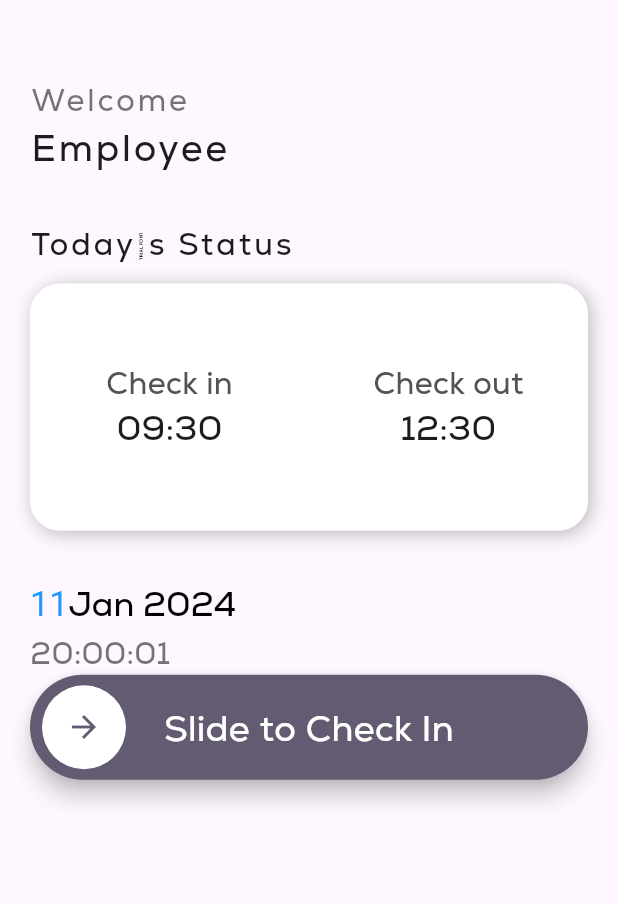
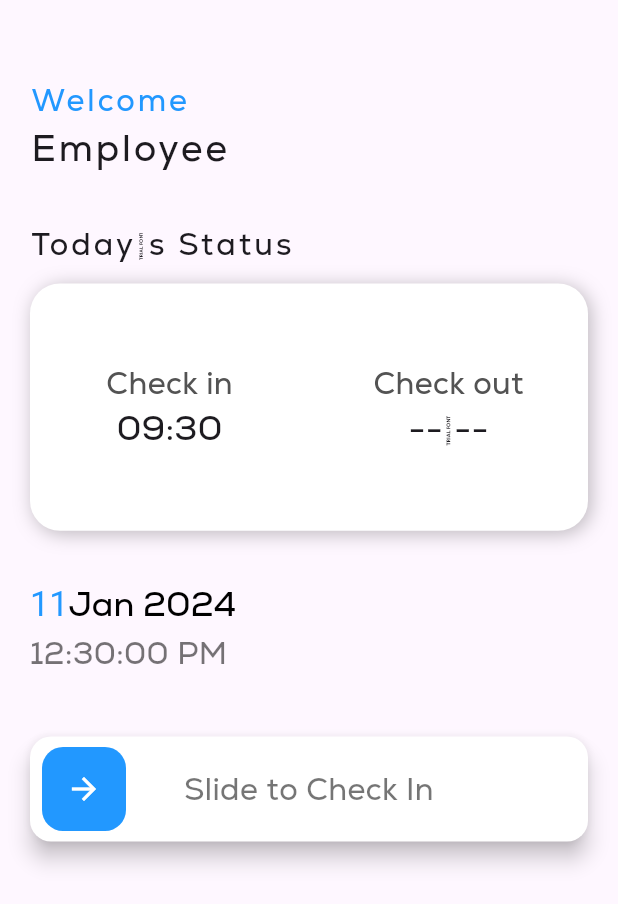
Before and after one commit to TarunHasija/Attendance-Management-system, a Flutter app: the TodayScreen screen opened directly, on a phone screen of 412 x 824 dp. Shown: the top 904 px of the screen. Run offline on Flutter 3.47's test engine with Material 3 defaults, Android fonts, the phone set to English and light mode, and no system bars; drawn by our look-alikes of slide_to_act; our stand-ins replace cloud_firestore, firebase_core, font_awesome_flutter, shared_preferences; accounts and stored records are empty.

Commit message:
new commit

```diff
--- a/lib/screens/navscreens/todayscreen.dart
+++ b/lib/screens/navscreens/todayscreen.dart
@@ -1,4 +1,5 @@
 import 'package:ams/constant.dart';
+import 'package:flutter/cupertino.dart';
 import 'package:flutter/material.dart';
 import 'package:slide_to_act/slide_to_act.dart';
 
@@ -23,7 +24,7 @@ class _TodayScreenState extends State<TodayScreen> {
             child: Text(
               "Welcome",
               style: TextStyle(
-                  color: Colors.black54,
+                  color:primary,
                   letterSpacing: 2,
                   fontSize: deviceWidth(context) * .05),
             ),
@@ -89,7 +90,7 @@ class _TodayScreenState extends State<TodayScreen> {
                             color: const Color.fromARGB(255, 83, 83, 83)),
                       ),
                       Text(
-                        "12:30",
+                        "--/--",
                         style: TextStyle(fontSize: deviceWidth(context) / 18),
                       )
                     ],
@@ -115,17 +116,32 @@ class _TodayScreenState extends State<TodayScreen> {
           Container(
             alignment: Alignment.centerLeft,
             child: Text(
-              "20:00:01",
+              "12:30:00 PM",
               style: TextStyle(
                   fontSize: deviceWidth(context) / 20, color: Colors.black54),
             ),
           ),
-          Builder(builder: (context) {
-            final GlobalKey<SlideActionState> key = GlobalKey();
-            return SlideAction(
-              text: "Slide to Check In",
-            );
-          })
+          Container(
+            margin: EdgeInsets.only(top:deviceHeight(context)/20),
+            child: Builder(builder: (context) {
+              final GlobalKey<SlideActionState> key = GlobalKey();
+              return  SlideAction(
+                innerColor: primary,
+                outerColor: Colors.white,
+                borderRadius: CupertinoCheckbox.width,
+                text: "Slide to Check In",
+
+                textStyle:  TextStyle(
+                  color: Colors.black54,
+                  fontSize: deviceWidth(context)/20
+                ),
+                key: key,
+                onSubmit: (){
+                  key.currentState!.reset();
+                },
+              );
+            }),
+          )
         ],
       ),
     ));
--- a/pubspec.yaml
+++ b/pubspec.yaml
@@ -42,6 +42,7 @@ dependencies:
   shared_preferences: ^2.2.3
   font_awesome_flutter: ^10.7.0
   slide_to_act: ^2.0.2
+  intl: ^0.19.0
 
 dev_dependencies:
   flutter_test:
```
Also changed, not shown: pubspec.lock, 1 other file.
